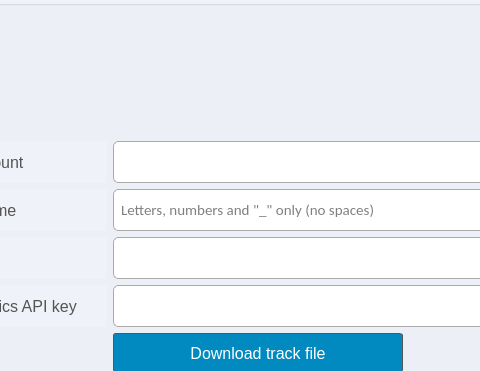
Before: the Qt Designer form ui/gui.ui in moeezmujahid70/Gmonster-App, drawn with Qt 5; both pictures show x 548 to 1028 and y 0 to 371 of the 1301 by 800 pixel window.
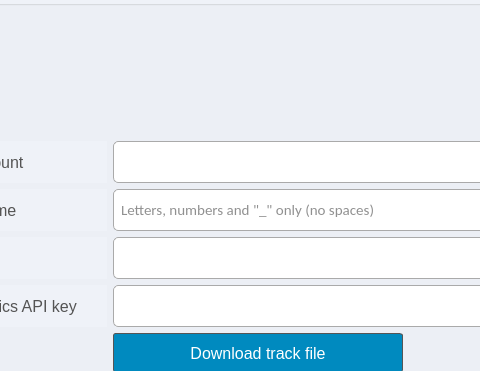
After: the same form once the commit is applied. Icons and pictures are not drawn.

Commit message: feat: enhance UI styling with updated text colors for better readability

```diff
--- a/ui/gui.ui
+++ b/ui/gui.ui
@@ -35,7 +35,8 @@
       <bool>false</bool>
     </property>
     <property name="styleSheet">
-      <string notr="true">background-color: #E3E3E3;</string>
+      <string notr="true">background-color: #E3E3E3;
+color: #333333;</string>
     </property>
     <widget class="QWidget" name="centralwidget">
       <property name="styleSheet">
@@ -46,6 +47,7 @@
     padding: 5px;
     min-height: 30px;
     max-height: 30px;
+    color: #222222;
 }</string>
       </property>
       <layout class="QGridLayout" name="gridLayout">
```
The commit also changes 1 other file.
